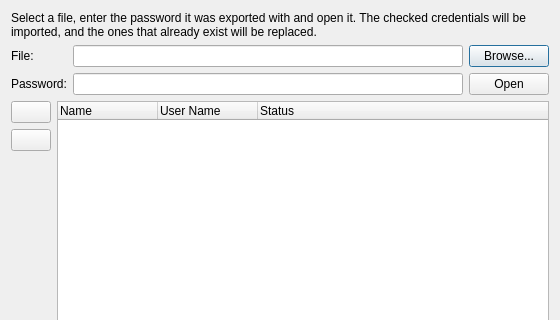
Old version of the form source/client/desktop/credentials/credential_import_dialog.ui in the repository dchapyshev/aspia; both pictures show x 0 to 560 and y 0 to 320 of the 560 by 480 pixel window.
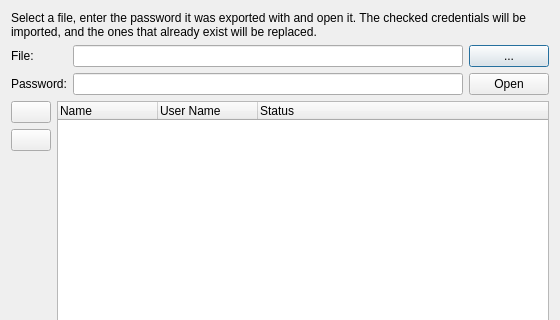
New version of the form. Icons and pictures are not drawn. Custom widgets are drawn as their Qt base class.

The edit to the form file:
```diff
--- a/source/client/desktop/credentials/credential_import_dialog.ui
+++ b/source/client/desktop/credentials/credential_import_dialog.ui
@@ -41,8 +41,14 @@
      </item>
      <item row="0" column="2">
       <widget class="QPushButton" name="button_browse">
+       <property name="sizePolicy">
+        <sizepolicy hsizetype="Minimum" vsizetype="Minimum">
+         <horstretch>0</horstretch>
+         <verstretch>0</verstretch>
+        </sizepolicy>
+       </property>
        <property name="text">
-        <string>Browse...</string>
+        <string notr="true">...</string>
        </property>
       </widget>
      </item>
```
